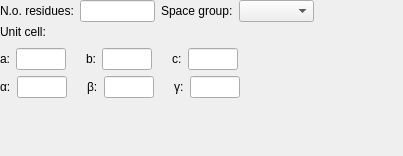
The window that Bricks/widgets/ui_files/Qt4_processing_widget_vertical_layout.ui (mxcube/mxcubeqt) describes before a commit, drawn with Qt 5.
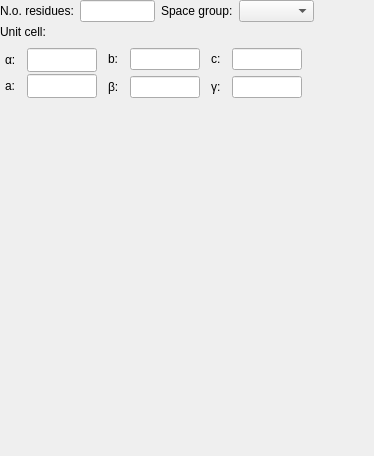
The same window after the commit.

Diff of the .ui file:
```diff
--- a/Bricks/widgets/ui_files/Qt4_processing_widget_vertical_layout.ui
+++ b/Bricks/widgets/ui_files/Qt4_processing_widget_vertical_layout.ui
@@ -6,8 +6,8 @@
    <rect>
     <x>0</x>
     <y>0</y>
-    <width>403</width>
-    <height>156</height>
+    <width>374</width>
+    <height>456</height>
    </rect>
   </property>
   <property name="sizePolicy">
@@ -156,14 +156,26 @@
      <item>
       <layout class="QHBoxLayout">
        <item>
-        <layout class="QVBoxLayout">
-         <item>
-          <layout class="QHBoxLayout">
+        <layout class="QVBoxLayout" name="verticalLayout">
            <property name="spacing">
-            <number>20</number>
+          <number>2</number>
+         </property>
+         <property name="leftMargin">
+          <number>5</number>
+         </property>
+         <property name="rightMargin">
+          <number>5</number>
            </property>
            <item>
-            <layout class="QHBoxLayout">
+          <widget class="QLabel" name="alpha_label">
+           <property name="text">
+            <string>α:</string>
+           </property>
+           <property name="wordWrap">
+            <bool>false</bool>
+           </property>
+          </widget>
+         </item>
              <item>
               <widget class="QLabel" name="a_label">
                <property name="text">
@@ -174,11 +186,21 @@
                </property>
               </widget>
              </item>
+        </layout>
+       </item>
+       <item>
+        <layout class="QVBoxLayout" name="verticalLayout_2">
+         <property name="spacing">
+          <number>2</number>
+         </property>
+         <property name="leftMargin">
+          <number>0</number>
+         </property>
              <item>
               <widget class="QLineEdit" name="a_ledit">
                <property name="minimumSize">
                 <size>
-                 <width>50</width>
+             <width>70</width>
                  <height>0</height>
                 </size>
                </property>
@@ -196,10 +218,32 @@
                </property>
               </widget>
              </item>
+         <item>
+          <widget class="QLineEdit" name="alpha_ledit">
+           <property name="minimumSize">
+            <size>
+             <width>70</width>
+             <height>0</height>
+            </size>
+           </property>
+           <property name="maximumSize">
+            <size>
+             <width>35</width>
+             <height>32767</height>
+            </size>
+           </property>
+          </widget>
+         </item>
             </layout>
            </item>
            <item>
-            <layout class="QHBoxLayout">
+        <layout class="QVBoxLayout" name="verticalLayout_3">
+         <property name="leftMargin">
+          <number>5</number>
+         </property>
+         <property name="rightMargin">
+          <number>5</number>
+         </property>
              <item>
               <widget class="QLabel" name="b_label">
                <property name="text">
@@ -211,109 +255,6 @@
               </widget>
              </item>
              <item>
-              <widget class="QLineEdit" name="b_ledit">
-               <property name="minimumSize">
-                <size>
-                 <width>50</width>
-                 <height>0</height>
-                </size>
-               </property>
-               <property name="maximumSize">
-                <size>
-                 <width>35</width>
-                 <height>32767</height>
-                </size>
-               </property>
-              </widget>
-             </item>
-            </layout>
-           </item>
-           <item>
-            <layout class="QHBoxLayout">
-             <item>
-              <widget class="QLabel" name="c_label">
-               <property name="text">
-                <string>c:</string>
-               </property>
-               <property name="wordWrap">
-                <bool>false</bool>
-               </property>
-              </widget>
-             </item>
-             <item>
-              <widget class="QLineEdit" name="c_ledit">
-               <property name="minimumSize">
-                <size>
-                 <width>50</width>
-                 <height>0</height>
-                </size>
-               </property>
-               <property name="maximumSize">
-                <size>
-                 <width>35</width>
-                 <height>32767</height>
-                </size>
-               </property>
-              </widget>
-             </item>
-            </layout>
-           </item>
-           <item>
-            <spacer name="dim_hpsacer">
-             <property name="orientation">
-              <enum>Qt::Horizontal</enum>
-             </property>
-             <property name="sizeType">
-              <enum>QSizePolicy::Expanding</enum>
-             </property>
-             <property name="sizeHint" stdset="0">
-              <size>
-               <width>1</width>
-               <height>20</height>
-              </size>
-             </property>
-            </spacer>
-           </item>
-          </layout>
-         </item>
-         <item>
-          <layout class="QHBoxLayout">
-           <property name="spacing">
-            <number>20</number>
-           </property>
-           <item>
-            <layout class="QHBoxLayout">
-             <item>
-              <widget class="QLabel" name="alpha_label">
-               <property name="text">
-                <string>α:</string>
-               </property>
-               <property name="wordWrap">
-                <bool>false</bool>
-               </property>
-              </widget>
-             </item>
-             <item>
-              <widget class="QLineEdit" name="alpha_ledit">
-               <property name="minimumSize">
-                <size>
-                 <width>50</width>
-                 <height>0</height>
-                </size>
-               </property>
-               <property name="maximumSize">
-                <size>
-                 <width>35</width>
-                 <height>32767</height>
-                </size>
-               </property>
-              </widget>
-             </item>
-            </layout>
-           </item>
-           <item>
-            <layout class="QHBoxLayout">
-             <item>
               <widget class="QLabel" name="beta_label">
                <property name="text">
                 <string>β:</string>
@@ -323,11 +264,34 @@
                </property>
               </widget>
              </item>
+        </layout>
+       </item>
+       <item>
+        <layout class="QVBoxLayout" name="verticalLayout_4">
+         <property name="leftMargin">
+          <number>0</number>
+         </property>
+         <item>
+          <widget class="QLineEdit" name="b_ledit">
+           <property name="minimumSize">
+            <size>
+             <width>70</width>
+             <height>0</height>
+            </size>
+           </property>
+           <property name="maximumSize">
+            <size>
+             <width>35</width>
+             <height>32767</height>
+            </size>
+           </property>
+          </widget>
+         </item>
              <item>
               <widget class="QLineEdit" name="beta_ledit">
                <property name="minimumSize">
                 <size>
-                 <width>50</width>
+             <width>70</width>
                  <height>0</height>
                 </size>
                </property>
@@ -342,7 +306,23 @@
             </layout>
            </item>
            <item>
-            <layout class="QHBoxLayout">
+        <layout class="QVBoxLayout" name="verticalLayout_5">
+         <property name="leftMargin">
+          <number>5</number>
+         </property>
+         <property name="rightMargin">
+          <number>5</number>
+         </property>
+         <item>
+          <widget class="QLabel" name="c_label">
+           <property name="text">
+            <string>c:</string>
+           </property>
+           <property name="wordWrap">
+            <bool>false</bool>
+           </property>
+          </widget>
+         </item>
              <item>
               <widget class="QLabel" name="gamma_label">
                <property name="text">
@@ -353,11 +333,34 @@
                </property>
               </widget>
              </item>
+        </layout>
+       </item>
+       <item>
+        <layout class="QVBoxLayout" name="verticalLayout_6">
+         <property name="leftMargin">
+          <number>0</number>
+         </property>
+         <item>
+          <widget class="QLineEdit" name="c_ledit">
+           <property name="minimumSize">
+            <size>
+             <width>70</width>
+             <height>0</height>
+            </size>
+           </property>
+           <property name="maximumSize">
+            <size>
+             <width>35</width>
+             <height>32767</height>
+            </size>
+           </property>
+          </widget>
+         </item>
              <item>
               <widget class="QLineEdit" name="gamma_ledit">
                <property name="minimumSize">
                 <size>
-                 <width>50</width>
+             <width>70</width>
                  <height>0</height>
                 </size>
                </property>
@@ -368,26 +371,6 @@
                 </size>
                </property>
               </widget>
-             </item>
-            </layout>
-           </item>
-           <item>
-            <spacer name="angles_hpsacer">
-             <property name="orientation">
-              <enum>Qt::Horizontal</enum>
-             </property>
-             <property name="sizeType">
-              <enum>QSizePolicy::Expanding</enum>
-             </property>
-             <property name="sizeHint" stdset="0">
-              <size>
-               <width>40</width>
-               <height>20</height>
-              </size>
-             </property>
-            </spacer>
-           </item>
-          </layout>
          </item>
         </layout>
        </item>
```
Lines whose indentation alone changed are shown as unchanged.
